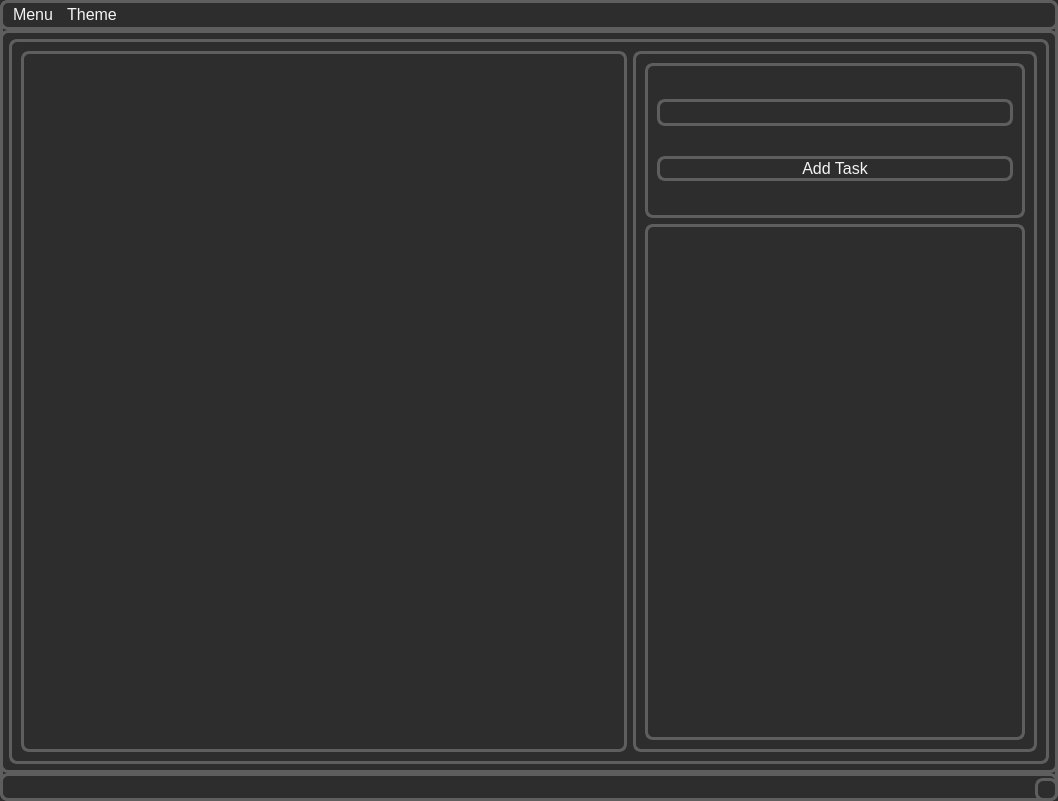
Qt form main/ui/checklist.ui (KashML/CheckItOut) before a commit.
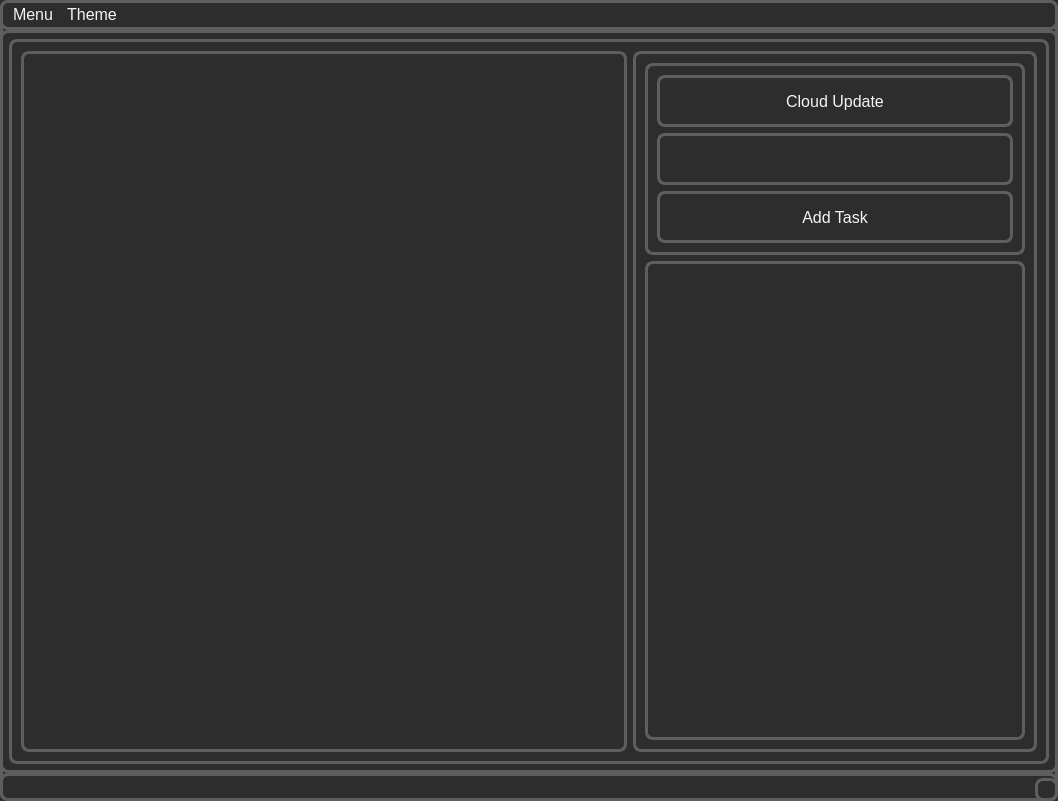
The same form after that commit.

What changed in the file:
```diff
--- a/main/ui/checklist.ui
+++ b/main/ui/checklist.ui
@@ -71,7 +71,7 @@
             <property name="sizePolicy">
              <sizepolicy hsizetype="Preferred" vsizetype="Preferred">
               <horstretch>0</horstretch>
-              <verstretch>3</verstretch>
+              <verstretch>4</verstretch>
              </sizepolicy>
             </property>
             <property name="frameShape">
@@ -82,18 +82,38 @@
             </property>
             <layout class="QVBoxLayout" name="verticalLayout_3">
              <item>
-              <widget class="QLineEdit" name="task_title"/>
+              <widget class="QPushButton" name="cloud_upload">
+               <property name="sizePolicy">
+                <sizepolicy hsizetype="Minimum" vsizetype="Minimum">
+                 <horstretch>0</horstretch>
+                 <verstretch>0</verstretch>
+                </sizepolicy>
+               </property>
+               <property name="text">
+                <string>Cloud Update</string>
+               </property>
+              </widget>
+             </item>
+             <item>
+              <widget class="QLineEdit" name="task_title">
+               <property name="sizePolicy">
+                <sizepolicy hsizetype="Expanding" vsizetype="Minimum">
+                 <horstretch>0</horstretch>
+                 <verstretch>0</verstretch>
+                </sizepolicy>
+               </property>
+              </widget>
              </item>
              <item>
               <widget class="QPushButton" name="add_task">
                <property name="enabled">
                 <bool>true</bool>
                </property>
-               <property name="maximumSize">
-                <size>
-                 <width>366</width>
-                 <height>25</height>
-                </size>
+               <property name="sizePolicy">
+                <sizepolicy hsizetype="Minimum" vsizetype="Minimum">
+                 <horstretch>0</horstretch>
+                 <verstretch>0</verstretch>
+                </sizepolicy>
                </property>
                <property name="text">
                 <string>Add Task</string>
```
Left out of the diff: 3 changed lines with no effect on the pictures.
